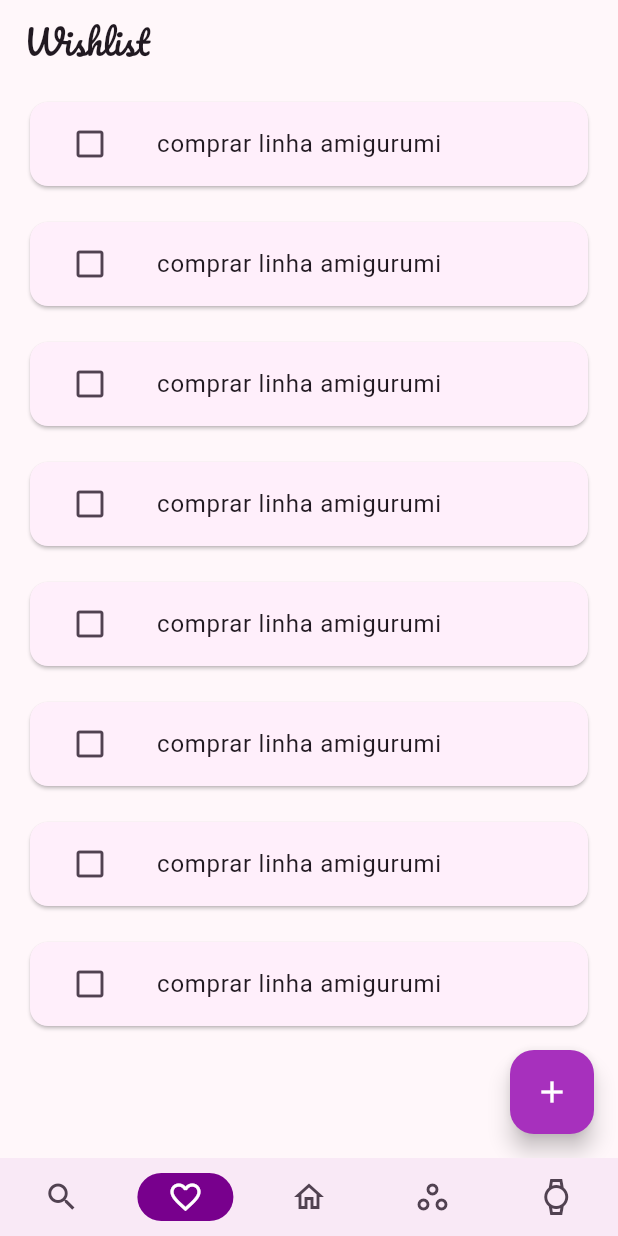
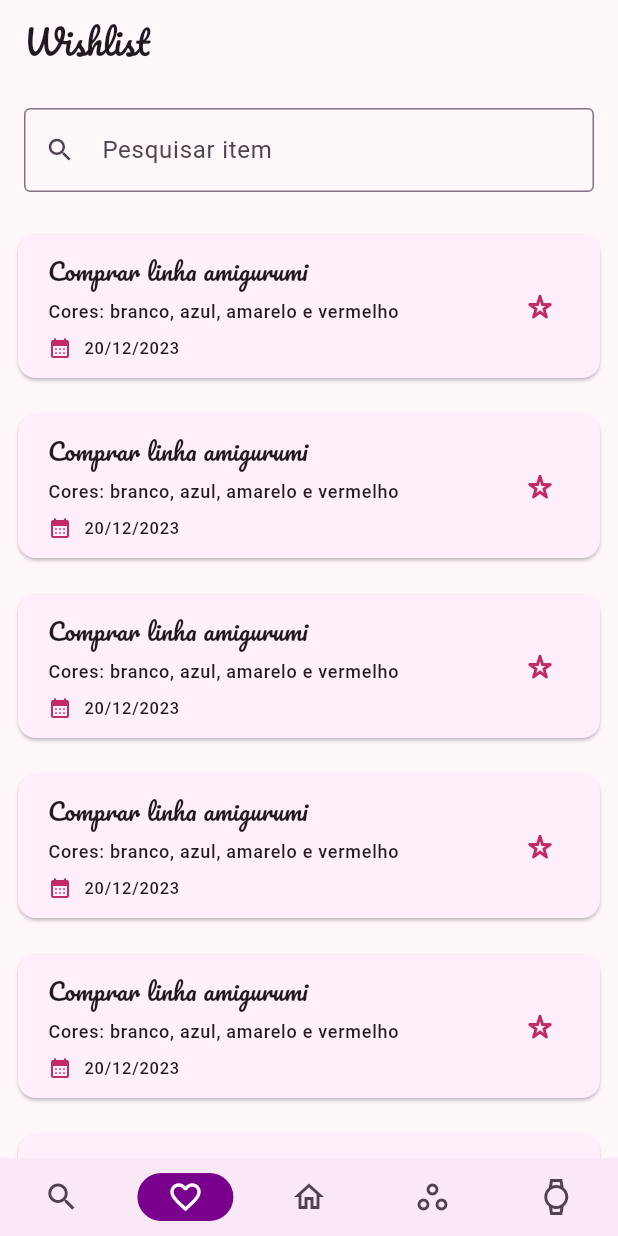
Before and after one commit to saycass/crochetime, a Flutter app: the screen it shows after launch, item 2 of the bottom bar chosen, on a phone screen of 412 x 824 dp. Run offline on Flutter 3.47's test engine with Material 3 defaults, Android fonts, the phone set to English and light mode, and no system bars; our stand-ins replace animate_do, go_router, google_fonts; network calls fail.

Commit message:
Update the wishlist with the card description and searchbox.

```diff
--- a/lib/ui/wishlist/home/home_screen.dart
+++ b/lib/ui/wishlist/home/home_screen.dart
@@ -11,22 +11,40 @@ class HomeScreen extends StatelessWidget {
   @override
   Widget build(BuildContext context) {
     return Scaffold(
-      appBar: AppBar(title: const Text('Wishlist')),
-      body: ListView.builder(
-        padding: Dimension.small.horizontalPadding,
-        itemCount: 8,
-        itemBuilder: (BuildContext context, int index) {
-          return Container(
-            margin: Dimension.smaller.verticalPadding,
-            child: const ListCard(
+      body: CustomScrollView(
+        slivers: [
+          const SliverAppBar(
+            title: Text('Wishlist'),
+            pinned: true,
+            floating: true,
+          ),
+          SliverToBoxAdapter(
+            child: Padding(
+              padding: Dimension.small.allPadding,
+              child: const TextField(
+                decoration: InputDecoration(
+                  prefixIcon: Icon(
+                    Icons.search,
+                    size: 20,
+                  ),
+                  border: OutlineInputBorder(),
+                  hintText: "Pesquisar item",
+                ),
+              ),
             ),
-          );
-        },
-      ),
-      floatingActionButton: FloatingActionButton(
-        onPressed: () {
-        },
-        child: const Icon(Icons.add),
+          ),
+          SliverList(
+            delegate: SliverChildBuilderDelegate(
+              (BuildContext context, int index) {
+                return Padding(
+                  padding: Dimension.smaller.allPadding,
+                  child: const ListCard(),
+                );
+              },
+              childCount: 7,
+            ),
+          ),
+        ],
       ),
     );
   }
--- a/lib/ui/wishlist/home/widgets/list_card.dart
+++ b/lib/ui/wishlist/home/widgets/list_card.dart
@@ -1,20 +1,61 @@
 import 'package:flutter/material.dart';
 
+import '../../../core/themes/dimension.dart';
+import '../../../extensions/extensions.dart';
+
 class ListCard extends StatelessWidget {
-
   final String title;
-  const ListCard({super.key,
-    this. title =' comprar linha amigurumi',
+  final String subtitle;
+  final String data;
+  const ListCard({
+    super.key,
+    this.title = 'Comprar linha amigurumi',
+    this.subtitle = 'Cores: branco, azul, amarelo e vermelho',
+    this.data = '20/12/2023',
   });
 
   @override
   Widget build(BuildContext context) {
-    return  Card(
-      child: ListTile(
-        leading: IconButton(onPressed: () {},
-            icon: Icon(Icons.check_box_outline_blank_outlined),
+    return Card(
+      child: Padding(
+        padding: Dimension.smallest.allPadding,
+        child: ListTile(
+          trailing: Icon(
+            Icons.star_border_purple500_rounded,
+            color: context.colorScheme.tertiaryContainer,
+          ),
+          title: Column(
+            crossAxisAlignment: CrossAxisAlignment.start,
+            children: [
+              Text(
+                title,
+                maxLines: 1,
+                style: context.textTheme.titleMedium!,
+              ),
+              Dimension.smaller.vertical,
+              Text(
+                subtitle,
+                maxLines: 2,
+                style: context.textTheme.labelMedium!,
+              ),
+              Dimension.smaller.vertical,
+              Row(
+                children: [
+                  Icon(
+                    Icons.calendar_month_rounded,
+                    size: 16,
+                    color: context.colorScheme.tertiaryContainer,
+                  ),
+                  Dimension.smaller.horizontal,
+                  Text(
+                    data,
+                    style: context.textTheme.labelSmall,
+                  ),
+                ],
+              ),
+            ],
+          ),
         ),
-        title: Text(title),
       ),
     );
   }
--- a/lib/ui/workspace/home/widgets/project_card.dart
+++ b/lib/ui/workspace/home/widgets/project_card.dart
@@ -61,9 +61,19 @@ class ProjectCard extends StatelessWidget {
                         maxLines: 2,
                       ),
                       Dimension.smallest.vertical,
-                      Text(
-                        '10/03/2024',
-                        style: context.textTheme.labelSmall,
+                      Row(
+                        children: [
+                          Icon(
+                            Icons.calendar_month_rounded,
+                            size: 16,
+                            color: context.colorScheme.tertiaryContainer,
+                          ),
+                          Dimension.smaller.horizontal,
+                          Text(
+                            '10/03/2024',
+                            style: context.textTheme.labelSmall,
+                          ),
+                        ],
                       ),
                     ],
                   ),
--- /dev/null
+++ b/lib/ui/workspace/home/widgets/searchbox.dart
@@ -0,0 +1,11 @@
+import 'package:flutter/material.dart';
+
+class Searchbox extends StatelessWidget {
+  const Searchbox({super.key});
+
+  @override
+  Widget build(BuildContext context) {
+    return  Container();
+
+  }
+}
```
